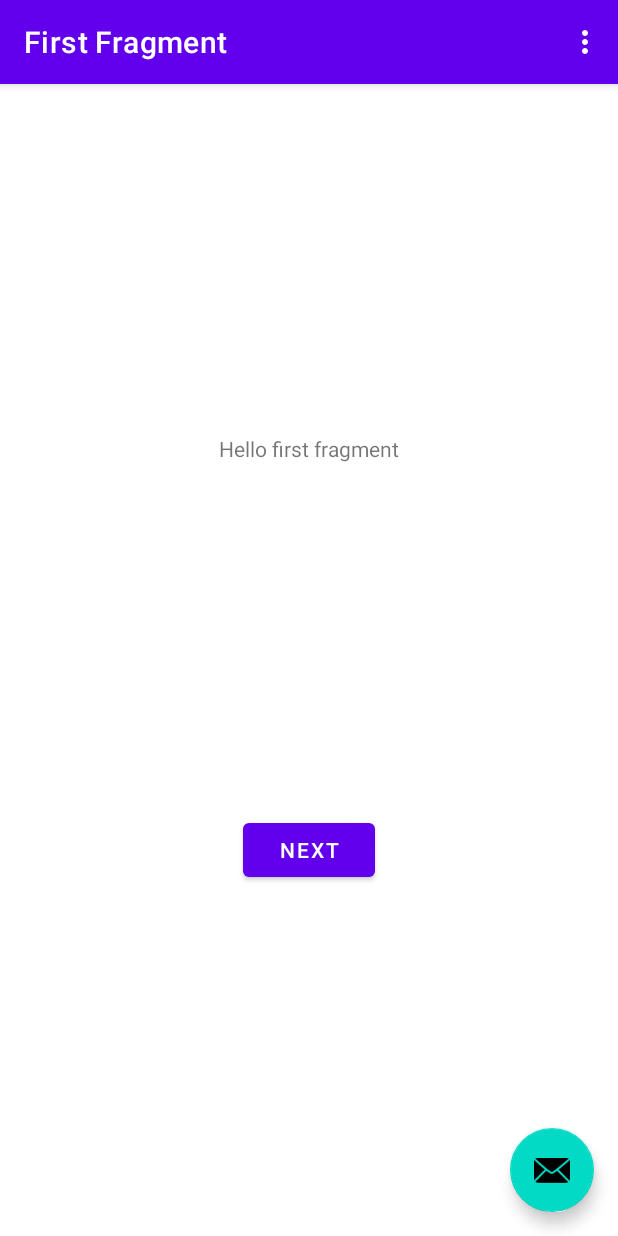
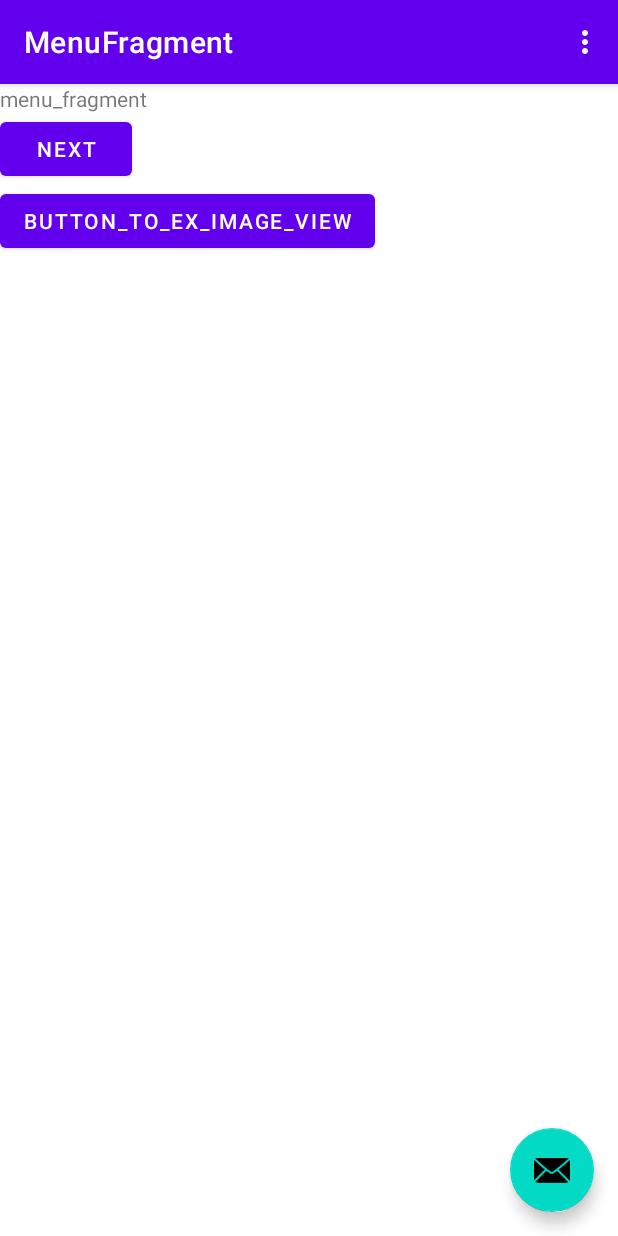
Before and after one commit to anyingiit/Class2021_2022_2_AndroidDevelop_course, an Android app: the screen it shows after launch (MainActivity), on a phone screen of 412 x 824 dp. Run offline under Robolectric (Android 15) with nearby library versions, the phone set to English and light mode, and no system bars; our stand-ins replace navigation-ui.

Commit message:
菜单逻辑基本完毕

```diff
--- a/app/build.gradle
+++ b/app/build.gradle
@@ -28,6 +28,9 @@ android {
     buildFeatures {
         viewBinding true
     }
+    dataBinding {
+        enabled = true
+    }
 }
 
 dependencies {
--- a/app/src/main/java/com/example/class2021_2022_2_androiddevelop_course/fragments/FirstFragment.java
+++ b/app/src/main/java/com/example/class2021_2022_2_androiddevelop_course/fragments/MenuFragment.java
@@ -10,11 +10,11 @@ import androidx.fragment.app.Fragment;
 import androidx.navigation.fragment.NavHostFragment;
 
 import com.example.class2021_2022_2_androiddevelop_course.R;
-import com.example.class2021_2022_2_androiddevelop_course.databinding.FragmentFirstBinding;
+import com.example.class2021_2022_2_androiddevelop_course.databinding.FragmentMenuBinding;
 
-public class FirstFragment extends Fragment {
+public class MenuFragment extends Fragment {
 
-    private FragmentFirstBinding binding;
+    private FragmentMenuBinding binding;
 
     @Override
     public View onCreateView(
@@ -22,7 +22,7 @@ public class FirstFragment extends Fragment {
             Bundle savedInstanceState
     ) {
 
-        binding = FragmentFirstBinding.inflate(inflater, container, false);
+        binding = FragmentMenuBinding.inflate(inflater, container, false);
         return binding.getRoot();
 
     }
@@ -33,8 +33,15 @@ public class FirstFragment extends Fragment {
         binding.buttonFirst.setOnClickListener(new View.OnClickListener() {
             @Override
             public void onClick(View view) {
-                NavHostFragment.findNavController(FirstFragment.this)
-                        .navigate(R.id.action_FirstFragment_to_SecondFragment);
+                NavHostFragment.findNavController(MenuFragment.this)
+                        .navigate(R.id.action_MenuFragment_to_SecondFragment);
+            }
+        });
+        binding.buttonToExImageView.setOnClickListener(new View.OnClickListener() {
+            @Override
+            public void onClick(View view) {
+                NavHostFragment.findNavController(MenuFragment.this)
+                        .navigate(R.id.action_MenuFragment_to_ExImageView);
             }
         });
     }
--- a/app/src/main/java/com/example/class2021_2022_2_androiddevelop_course/fragments/SecondFragment.java
+++ b/app/src/main/java/com/example/class2021_2022_2_androiddevelop_course/fragments/SecondFragment.java
@@ -34,7 +34,7 @@ public class SecondFragment extends Fragment {
             @Override
             public void onClick(View view) {
                 NavHostFragment.findNavController(SecondFragment.this)
-                        .navigate(R.id.action_SecondFragment_to_FirstFragment);
+                        .navigate(R.id.action_SecondFragment_to_MenuFragment);
             }
         });
     }
--- a/app/src/main/res/layout/fragment_first.xml
+++ /dev/null
@@ -1,28 +0,0 @@
-<?xml version="1.0" encoding="utf-8"?>
-<androidx.constraintlayout.widget.ConstraintLayout xmlns:android="http://schemas.android.com/apk/res/android"
-    xmlns:app="http://schemas.android.com/apk/res-auto"
-    xmlns:tools="http://schemas.android.com/tools"
-    android:layout_width="match_parent"
-    android:layout_height="match_parent"
-    tools:context=".fragments.FirstFragment">
-
-    <TextView
-        android:id="@+id/textview_first"
-        android:layout_width="wrap_content"
-        android:layout_height="wrap_content"
-        android:text="@string/hello_first_fragment"
-        app:layout_constraintBottom_toTopOf="@id/button_first"
-        app:layout_constraintEnd_toEndOf="parent"
-        app:layout_constraintStart_toStartOf="parent"
-        app:layout_constraintTop_toTopOf="parent" />
-
-    <Button
-        android:id="@+id/button_first"
-        android:layout_width="wrap_content"
-        android:layout_height="wrap_content"
-        android:text="@string/next"
-        app:layout_constraintBottom_toBottomOf="parent"
-        app:layout_constraintEnd_toEndOf="parent"
-        app:layout_constraintStart_toStartOf="parent"
-        app:layout_constraintTop_toBottomOf="@id/textview_first" />
-</androidx.constraintlayout.widget.ConstraintLayout>
--- /dev/null
+++ b/app/src/main/res/layout/fragment_menu.xml
@@ -0,0 +1,29 @@
+<?xml version="1.0" encoding="utf-8"?>
+<LinearLayout xmlns:android="http://schemas.android.com/apk/res/android"
+    xmlns:app="http://schemas.android.com/apk/res-auto"
+    xmlns:tools="http://schemas.android.com/tools"
+    android:layout_width="match_parent"
+    android:layout_height="match_parent"
+    tools:context=".fragments.MenuFragment"
+    android:orientation="vertical">
+
+    <TextView
+        android:id="@+id/textview_first"
+        android:layout_width="wrap_content"
+        android:layout_height="wrap_content"
+        android:text="@string/menu_fragment"/>
+
+    <Button
+        android:id="@+id/button_first"
+        android:layout_width="wrap_content"
+        android:layout_height="wrap_content"
+        android:text="@string/next"/>
+
+    <Button
+        android:layout_width="wrap_content"
+        android:layout_height="wrap_content"
+        android:id="@+id/button_to_ex_image_view"
+        android:text="@string/button_to_ex_image_view"/>
+
+
+</LinearLayout>
--- a/app/src/main/res/navigation/nav_graph.xml
+++ b/app/src/main/res/navigation/nav_graph.xml
@@ -3,17 +3,20 @@
     xmlns:app="http://schemas.android.com/apk/res-auto"
     xmlns:tools="http://schemas.android.com/tools"
     android:id="@+id/nav_graph"
-    app:startDestination="@id/FirstFragment">
+    app:startDestination="@id/MenuFragment">
 
     <fragment
-        android:id="@+id/FirstFragment"
-        android:name="com.example.class2021_2022_2_androiddevelop_course.fragments.FirstFragment"
-        android:label="@string/first_fragment_label"
-        tools:layout="@layout/fragment_first">
+        android:id="@+id/MenuFragment"
+        android:name="com.example.class2021_2022_2_androiddevelop_course.fragments.MenuFragment"
+        android:label="@string/menu_fragment_label"
+        tools:layout="@layout/fragment_menu">
 
         <action
-            android:id="@+id/action_FirstFragment_to_SecondFragment"
+            android:id="@+id/action_MenuFragment_to_SecondFragment"
             app:destination="@id/SecondFragment" />
+        <action
+            android:id="@+id/action_MenuFragment_to_ExImageView"
+            app:destination="@id/ExImageView" />
     </fragment>
     <fragment
         android:id="@+id/SecondFragment"
@@ -22,7 +25,12 @@
         tools:layout="@layout/fragment_second">
 
         <action
-            android:id="@+id/action_SecondFragment_to_FirstFragment"
-            app:destination="@id/FirstFragment" />
+            android:id="@+id/action_SecondFragment_to_MenuFragment"
+            app:destination="@id/MenuFragment" />
     </fragment>
+    <fragment
+        android:id="@+id/ExImageView"
+        android:name="com.example.class2021_2022_2_androiddevelop_course.fragments.ExImageView"
+        android:label="ExImageView"
+        tools:layout="@layout/fragment_ex_image_view"/>
 </navigation>
--- a/app/src/main/res/values/strings.xml
+++ b/app/src/main/res/values/strings.xml
@@ -2,11 +2,14 @@
     <string name="app_name">Class2021_2022_2_AndroidDevelop_course</string>
     <string name="action_settings">Settings</string>
     <!-- Strings used for fragments for navigation -->
-    <string name="first_fragment_label">First Fragment</string>
+    <string name="menu_fragment_label">MenuFragment</string>
     <string name="second_fragment_label">Second Fragment</string>
     <string name="next">Next</string>
     <string name="previous">Previous</string>
 
-    <string name="hello_first_fragment">Hello first fragment</string>
+    <string name="menu_fragment">menu_fragment</string>
     <string name="hello_second_fragment">Hello second fragment. Arg: %1$s</string>
+    <string name="imageview_scr_set_image_view_1image_drawable">设置第一个ImageView按照前景显示(Scr)(setImageDrawable())</string>
+    <string name="imageview_scr_set_image_view_2image_background">设置第一个ImageView按照背景显示(background)(setBackgroundDrawable())</string>
+    <string name="button_to_ex_image_view">button_to_ex_image_view</string>
 </resources>
```
Also changed, not shown: app/src/main/java/com/example/class2021_2022_2_androiddevelop_course/fragments/ExImageView.java (added, +44 -0 lines), app/src/main/res/layout/fragment_ex_image_view.xml (added, +31 -0 lines).
